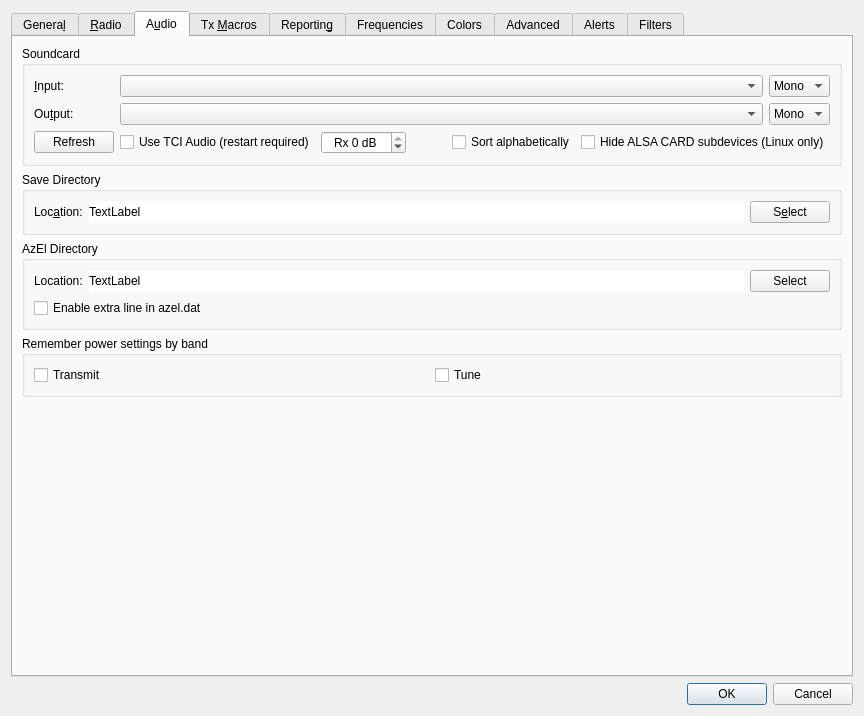
Above: Configuration.ui from vash909/WSJT-CB before the change. Below: the same form after it.
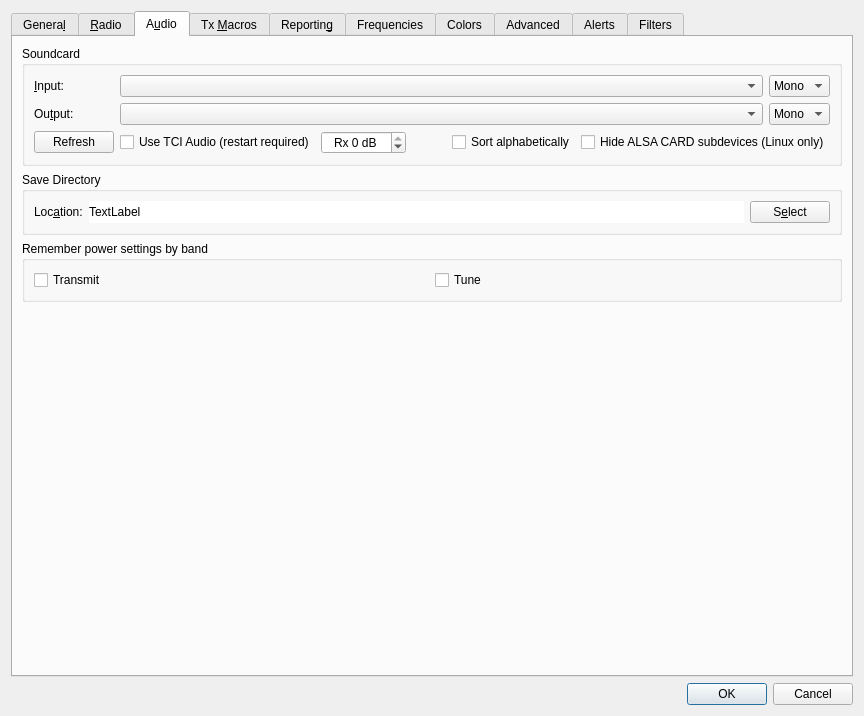
That is the form after the change. The open tabs and pages were chosen to show the change. Custom widgets are drawn as their Qt base class.

The edit to the form file:
```diff
--- a/Configuration.ui
+++ b/Configuration.ui
@@ -1975,69 +1975,6 @@
          </layout>
         </widget>
        </item>
-       <item>
-        <widget class="QGroupBox" name="azel_path_group_box">
-         <property name="toolTip">
-          <string>AzEl Directory</string>
-         </property>
-         <property name="title">
-          <string>AzEl Directory</string>
-         </property>
-         <layout class="QGridLayout" name="gridLayout_27">
-          <item row="0" column="0" colspan="4">
-           <layout class="QHBoxLayout" name="AzEl_Layout">
-            <property name="spacing">
-             <number>6</number>
-            </property>
-            <item>
-             <widget class="QLabel" name="azel_path_label">
-              <property name="text">
-               <string>Location:</string>
-              </property>
-              <property name="buddy">
-               <cstring>azel_path_select_push_button</cstring>
-              </property>
-             </widget>
-            </item>
-            <item>
-             <widget class="QLabel" name="azel_path_display_label">
-              <property name="sizePolicy">
-               <sizepolicy hsizetype="Preferred" vsizetype="Preferred">
-                <horstretch>1</horstretch>
-                <verstretch>0</verstretch>
-               </sizepolicy>
-              </property>
-              <property name="styleSheet">
-               <string notr="true">background-color: rgb(255, 255, 255);
-color: rgb(0, 0, 0);</string>
-              </property>
-              <property name="text">
-               <string>TextLabel</string>
-              </property>
-             </widget>
-            </item>
-            <item>
-             <widget class="QPushButton" name="azel_path_select_push_button">
-              <property name="text">
-               <string>Select</string>
-              </property>
-             </widget>
-            </item>
-           </layout>
-          </item>
-          <item row="2" column="0">
-           <widget class="QCheckBox" name="checkBoxAzElExtraLines">
-            <property name="toolTip">
-             <string>&lt;html&gt;&lt;head/&gt;&lt;body&gt;&lt;p&gt;Enables additional line in azel.dat for Dpol parameter.&lt;/p&gt;&lt;/body&gt;&lt;/html&gt;</string>
-            </property>
-            <property name="text">
-             <string>Enable extra line in azel.dat</string>
-            </property>
-           </widget>
-          </item>
-         </layout>
-        </widget>
-       </item>
        <item>
         <widget class="QGroupBox" name="split_operation_group_box_2">
          <property name="toolTip">
```
